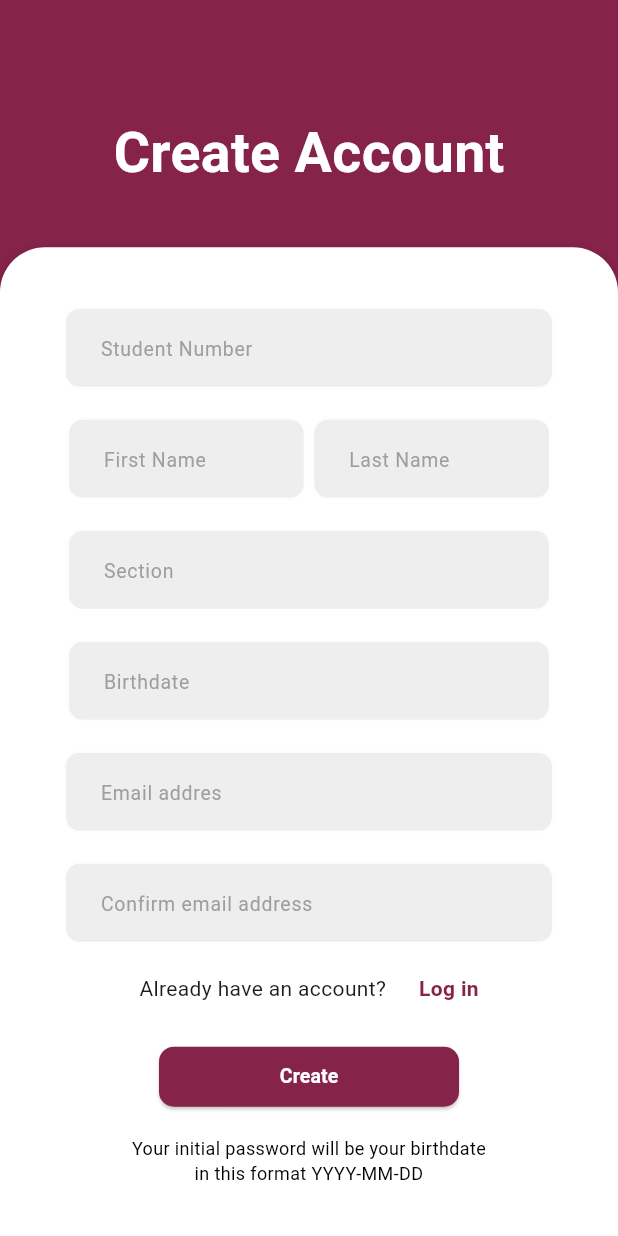
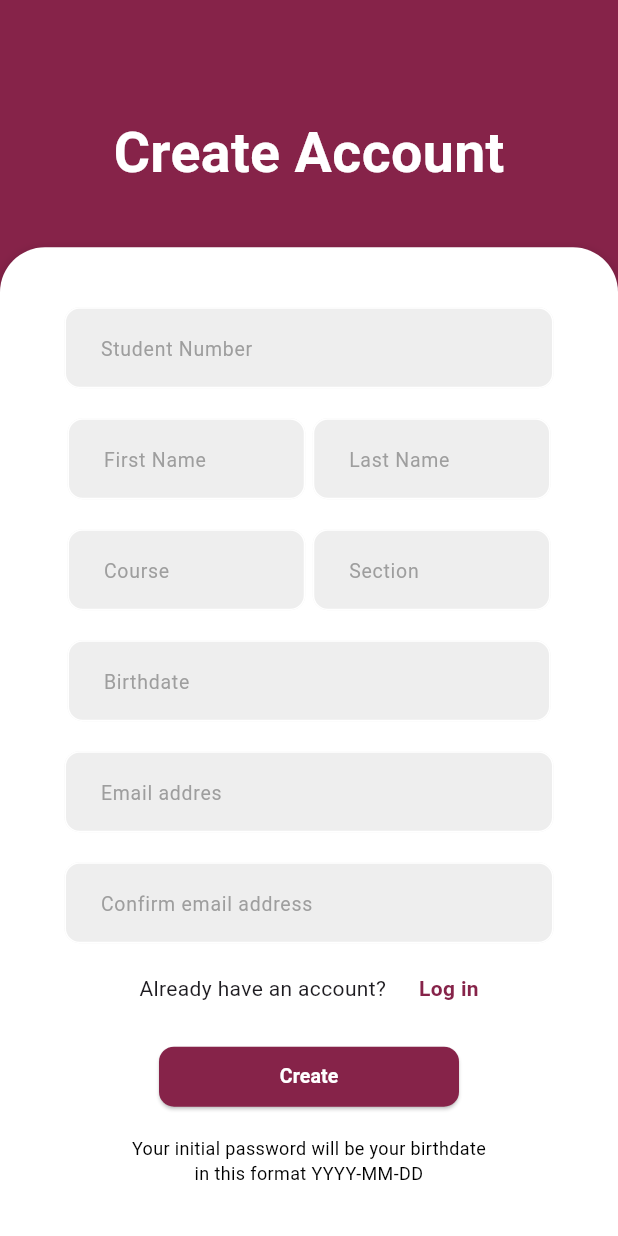
Before and after one commit to gabrielSantoc/EUCcheduler, a Flutter app: the screen it shows after launch, scrolled down 82 dp, after a tap on "Register", on a phone screen of 412 x 824 dp. Run offline on Flutter 3.47's test engine with Material 3 defaults, Android fonts, the phone set to English and light mode, and no system bars; our stand-ins replace badges, flutter_dotenv, hive, hive_flutter, image_picker, loading_animation_widget and 2 more; accounts and stored records are empty.

Commit message:
add course field on user registration add logic that only show available section base on the selected course

```diff
--- a/lib/auth/register.dart
+++ b/lib/auth/register.dart
@@ -8,6 +8,8 @@ import 'package:my_schedule/model/section_model.dart';
 import 'package:my_schedule/screens/schedule_screen.dart';
 import 'package:my_schedule/shared/alert.dart';
 import 'package:my_schedule/shared/button.dart';
+import 'package:my_schedule/shared/constants.dart';
+import 'package:my_schedule/shared/constants.dart';
 import 'package:my_schedule/shared/constants.dart';
 import 'package:my_schedule/shared/text_field.dart';
 import 'package:my_schedule/shared/validators.dart';
@@ -28,11 +30,13 @@ class _RegisterNewState extends State<RegisterScreen> {
     super.initState();
 
     getAllAvailableSections();
+    getAllAvailableCourses();
   }
 
   final _studentNumberController = TextEditingController();
   final _firstNameController = TextEditingController();
   final _lastNameController = TextEditingController();
+  final _courseController = TextEditingController();
   final _sectionController = TextEditingController();
   final _birthDateController = TextEditingController();
   final _emailController = TextEditingController();
@@ -173,24 +177,83 @@ class _RegisterNewState extends State<RegisterScreen> {
 
 
 
+  // Function to get all availabe courses
   // Function to show the section picker
-  // List of sections
 
+  final List<String> _courses = [];
+  Future<void> getAllAvailableCourses() async {
+
+    try{
+
+      final selectAllSection = await
+      Supabase.instance.client
+      .from('tbl_courses')
+      .select();
+      for(var s in selectAllSection) {
+        _courses.add(s['course']);
+      }
+
+      for(var c in _courses) {
+        print("COURSES ::: $c");
+      }
+
+    } catch (e) {
+      print("ERROR ::: $e");
+    }
+
+  }
+  Future<void> selectCourse() async {
+    // Show the Cupertino modal popup
+    await showCupertinoModalPopup<String>(
+      context: context,
+      builder: (_) {
+        return SizedBox(
+          width: double.infinity,
+          height: 250,
+          child: CupertinoPicker(
+            onSelectedItemChanged: (int value) {
+
+              setState(() {
+                _courseController.text = _courses[value - 1];
+                _sectionController.text = '';
+                _sections.clear();
+              });
+              print('COURSE :::: ${_courses[value - 1]}');
+              getAllAvailableSections();
+            },
+            backgroundColor: Colors.white,
+            itemExtent: 30,
+            scrollController: FixedExtentScrollController(
+              initialItem: 0,
+            ),
+            children: [
+              const Text('Select a Course', style: TextStyle(color: MAROON, fontWeight: FontWeight.bold)),
+              ..._courses.map((course) => Text(course))
+            ]
+          ),
+        );
+      },
+    );
+  }
+
+
+
+
+  // Function to get all availabe section
+  // Function to show the section picker
   final List<String> _sections = [];
   Future<void> getAllAvailableSections() async {
 
     try{
 
+      _sections.clear();
       final selectAllSection = await
       Supabase.instance.client
       .from('tbl_section')
-      .select();
+      .select()
+      .eq('course', _courseController.text);
 
       for(var s in selectAllSection) {
-        var section = SectionModel(
-          sectionName: s['section']
-        );
-
         _sections.add(s['section']);
       }
 
@@ -206,6 +269,11 @@ class _RegisterNewState extends State<RegisterScreen> {
 
   Future<void> selectSection() async {
     // Show the Cupertino modal popup
+
+    if(_courseController.text.isEmpty || _courseController.text == "") {
+      return Alert.of(context).showError("Please select your course first. 😊");
+    }
+
     await showCupertinoModalPopup<String>(
       context: context,
       builder: (_) {
@@ -213,19 +281,26 @@ class _RegisterNewState extends State<RegisterScreen> {
           width: double.infinity,
           height: 250,
           child: CupertinoPicker(
-            onSelectedItemChanged: (int value) {
+            onSelectedItemChanged: (int value)async {
 
               setState(() {
-                _sectionController.text = _sections[value];
+                _sectionController.text = _sections[value - 1];
+
               });
-              print('SECTION :::: ${_sections[value]}');
+
+              print('SECTION :::: ${_sections[value - 1]}');
             },
             backgroundColor: Colors.white,
             itemExtent: 30,
             scrollController: FixedExtentScrollController(
               initialItem: 0,
             ),
-            children: _sections.map((section) => Text(section)).toList(),
+            children: [
+
+              const Text('Select a Section', style: TextStyle(color: MAROON, fontWeight: FontWeight.bold)),
+              ..._sections.map((section) => Text(section))
+
+            ]
           ),
         );
       },
@@ -345,15 +420,37 @@ class _RegisterNewState extends State<RegisterScreen> {
 
                       const SizedBox(height: 20),
 
+                      Padding(
+                        padding: const EdgeInsets.symmetric(horizontal: 25),
+                        child: Row(
+                          children: [
+                            Expanded(
+                              child: MyTextFormFieldShortReadOnly(
+                                onTap: selectCourse,
+                                controller: _courseController,
+                                hintText: "Course",
+                                obscureText: false,
+                                validator: (value)=> Validator.of(context).validateTextField(value, "Course"),
+                              ),
+                            ),
+
+                            const SizedBox(width: 5),
+
+                            Expanded(
+                              child: MyTextFormFieldShortReadOnly(
+                                onTap: selectSection,
+                                controller: _sectionController,
+                                hintText: "Section",
+                                obscureText: false,
+                                validator: (value)=> Validator.of(context).validateTextField(value, "Section"),
+                              ),
+                            ),
 
 
-                      ReadOnlyTextFormField(
-                        onTap: selectSection,
-                        controller: _sectionController,
-                        hintText: "Section",
-                        obscureText: false,
-                        validator: (value)=> Validator.of(context).validateTextField(value, "Section"),
+                          ],
+                        ),
                       ),
+
                       const SizedBox(height: 20),
 
                       ReadOnlyTextFormField(
--- a/lib/shared/text_field.dart
+++ b/lib/shared/text_field.dart
@@ -84,6 +84,69 @@ class MyTextFormFieldForName extends StatelessWidget {
     return Padding(
       padding: const EdgeInsets.symmetric(horizontal: 0.0),
       child: TextFormField(
+        controller: controller,
+        obscureText: obscureText,
+        validator: validator,
+        autovalidateMode: AutovalidateMode.onUserInteraction,
+        decoration: InputDecoration(
+          errorStyle: const TextStyle(
+            fontSize: 11,
+          ),
+          contentPadding: const EdgeInsets.symmetric(vertical: 15, horizontal: 20),
+          enabledBorder: OutlineInputBorder(
+            borderRadius: BorderRadius.circular(10),
+            borderSide: const BorderSide(color: Colors.white)
+          ),
+          focusedBorder: OutlineInputBorder(
+            borderRadius: BorderRadius.circular(10),
+            // borderSide: BorderSide(color: Colors.grey.shade500)
+            borderSide: const BorderSide(color: Colors.green)
+          ),
+          errorBorder: OutlineInputBorder(
+            borderRadius: BorderRadius.circular(10),
+            // borderSide: BorderSide(color: Colors.grey.shade500)
+            borderSide: const BorderSide(color: Colors.red)
+          ),
+          focusedErrorBorder: OutlineInputBorder(
+            borderRadius: BorderRadius.circular(10),
+            // borderSide: BorderSide(color: Colors.grey.shade500)
+            borderSide: const BorderSide(color: Colors.red)
+          ),
+          fillColor: Colors.grey.shade200,
+          filled: true,
+          hintText: hintText,
+          hintStyle: TextStyle(
+            fontSize: 13,
+            color: Colors.grey[500]
+          ),
+        ),
+      ),
+    );
+  }
+}
+
+class MyTextFormFieldShortReadOnly extends StatelessWidget {
+  const MyTextFormFieldShortReadOnly({
+    super.key,
+    required this.controller,
+    required this.hintText,
+    required this.obscureText,
+    this.validator, this.onTap
+  });
+
+  final controller;
+  final String hintText;
+  final bool obscureText;
+  final String? Function(String?)? validator;
+  final void Function()? onTap;
+
+  @override
+  Widget build(BuildContext context) {
+    return Padding(
+      padding: const EdgeInsets.symmetric(horizontal: 0.0),
+      child: TextFormField(
+        readOnly: true,
+        onTap: onTap,
         controller: controller,
         obscureText: obscureText,
         validator: validator,
```
